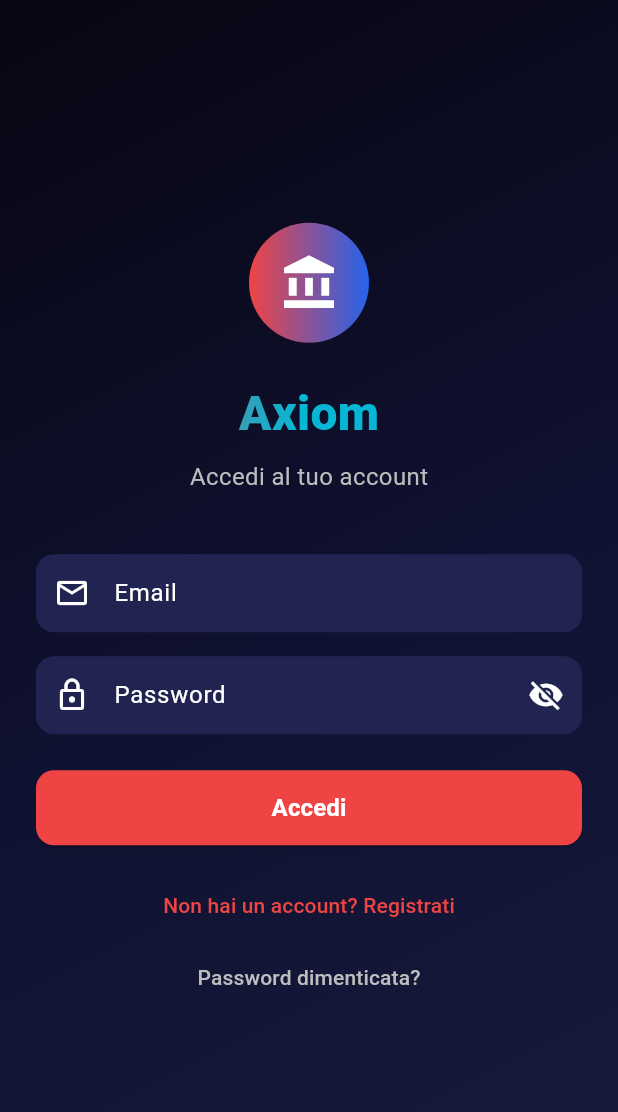
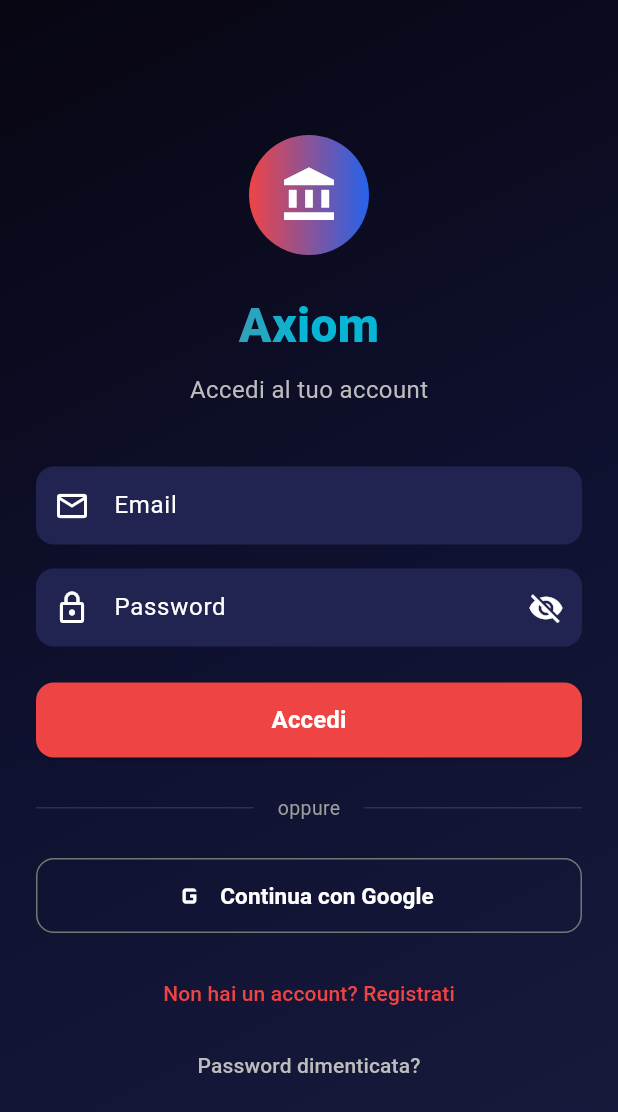
Before and after one commit to adamomic371-star/appfinance, a Flutter app: the screen it shows after launch, on a phone screen of 412 x 824 dp. Shown: the top 1112 px of the screen. Run offline on Flutter 3.47's test engine with Material 3 defaults, Android fonts, the phone set to English and light mode, and no system bars; our stand-ins replace firebase_auth, firebase_core, firebase_database, go_router, google_sign_in, shared_preferences and 1 more; accounts and stored records are empty.

Commit message:
Fix icona Axiom + Google Sign-In

```diff
--- a/axiom_app/lib/src/screens/auth/login_screen.dart
+++ b/axiom_app/lib/src/screens/auth/login_screen.dart
@@ -35,6 +35,18 @@ class _LoginScreenState extends State<LoginScreen> with SingleTickerProviderStat
     if (!success && mounted) {
       ScaffoldMessenger.of(context).showSnackBar(
         SnackBar(content: Text(provider.error ?? 'Errore di accesso')),
+      );
+    }
+    if (mounted) setState(() => _loading = false);
+  }
+
+  Future<void> _signInWithGoogle() async {
+    setState(() => _loading = true);
+    final provider = context.read<AuthProvider>();
+    final success = await provider.signInWithGoogle();
+    if (!success && mounted) {
+      ScaffoldMessenger.of(context).showSnackBar(
+        SnackBar(content: Text(provider.error ?? 'Errore Google Sign-In')),
       );
     }
     if (mounted) setState(() => _loading = false);
@@ -134,6 +146,34 @@ class _LoginScreenState extends State<LoginScreen> with SingleTickerProviderStat
                                 style: TextStyle(fontSize: 16, fontWeight: FontWeight.w600)),
                       ),
                     ),
+                    const SizedBox(height: 24),
+                    Row(
+                      children: [
+                        const Expanded(child: Divider(color: Colors.white12)),
+                        Padding(
+                          padding: const EdgeInsets.symmetric(horizontal: 16),
+                          child: Text('oppure', style: TextStyle(color: Colors.grey[500], fontSize: 13)),
+                        ),
+                        const Expanded(child: Divider(color: Colors.white12)),
+                      ],
+                    ),
+                    const SizedBox(height: 24),
+                    SizedBox(
+                      width: double.infinity, height: 50,
+                      child: OutlinedButton.icon(
+                        onPressed: _loading ? null : _signInWithGoogle,
+                        icon: const Icon(Icons.g_mobiledata, size: 24),
+                        label: const Text('Continua con Google',
+                          style: TextStyle(fontSize: 15, fontWeight: FontWeight.w600)),
+                        style: OutlinedButton.styleFrom(
+                          foregroundColor: Colors.white,
+                          side: BorderSide(color: Colors.grey[600]!),
+                          shape: RoundedRectangleBorder(
+                            borderRadius: BorderRadius.circular(12),
+                          ),
+                        ),
+                      ),
+                    ),
                     const SizedBox(height: 16),
                     TextButton(
                       onPressed: () => Navigator.pushNamed(context, '/register'),
--- a/axiom_app/pubspec.yaml
+++ b/axiom_app/pubspec.yaml
@@ -33,6 +33,7 @@ dependencies:
   flutter_secure_storage: ^9.2.4
   crypto: ^3.0.6
   timeago: ^3.7.0
+  google_sign_in: ^6.3.0
 
 dev_dependencies:
   flutter_test:
```
Also changed, not shown: axiom_app/lib/src/providers/auth_provider.dart (+15 -0 lines), axiom_app/lib/src/services/auth_service.dart (+30 -1 lines), 4 other files.
